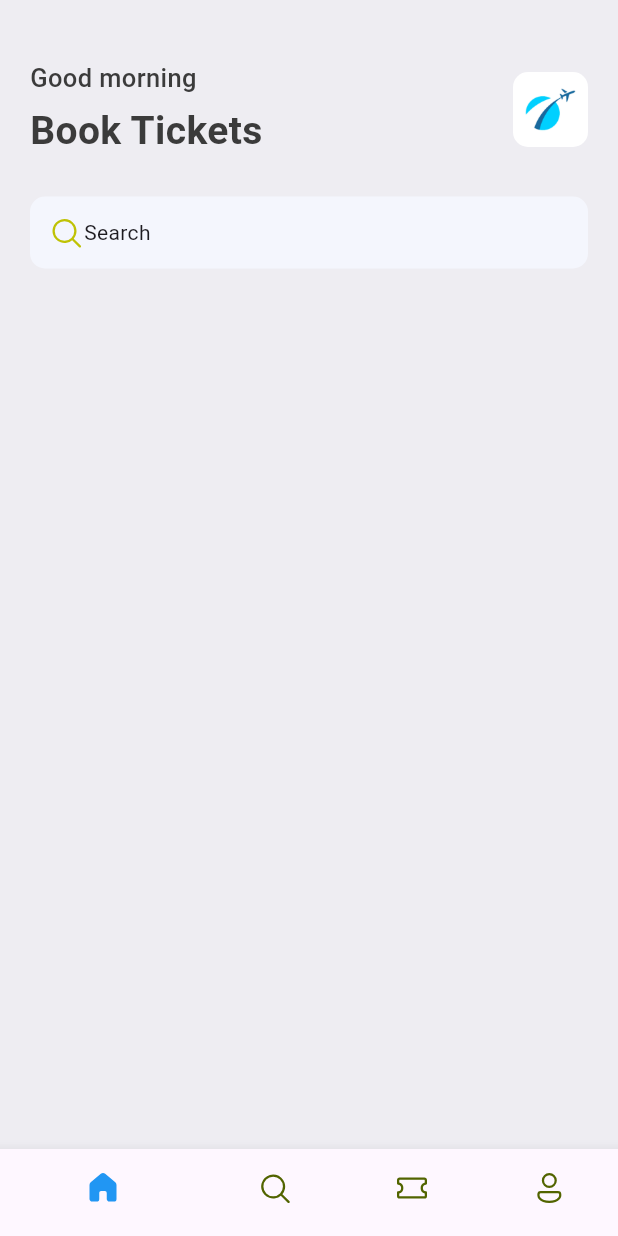
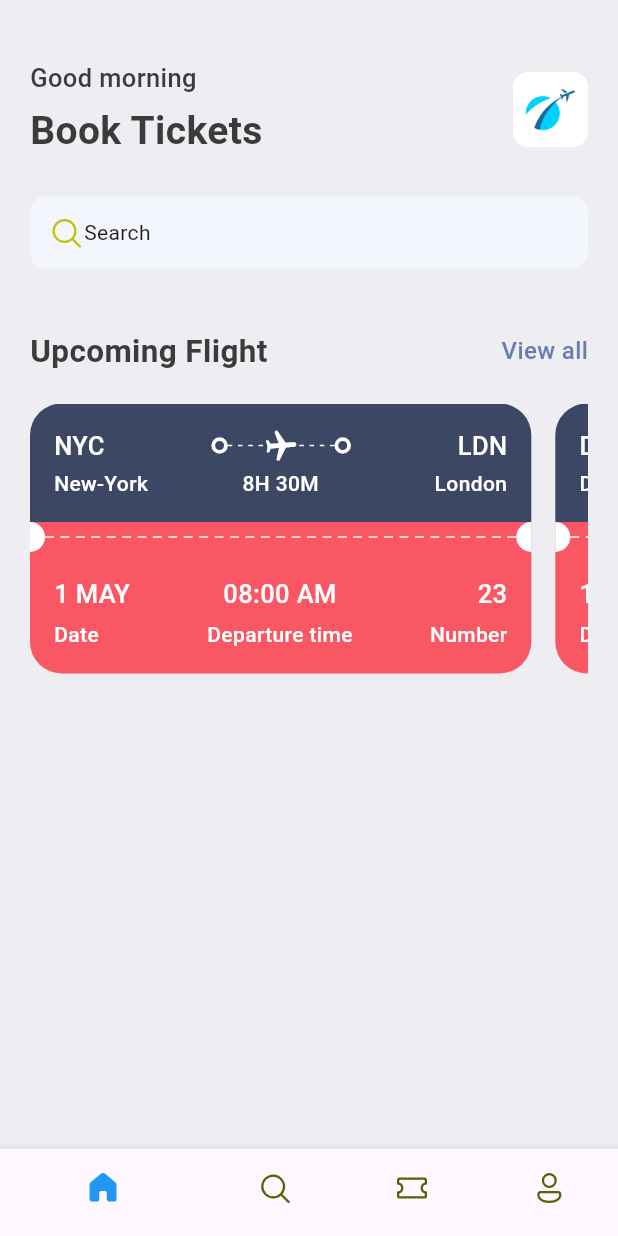
Before and after one commit to MyRice25/ticket_app, a Flutter app: the screen it shows after launch, on a phone screen of 412 x 824 dp. Run offline on Flutter 3.47's test engine with Material 3 defaults, Android fonts, the phone set to English and light mode, and no system bars; our stand-ins replace fluentui_icons.

Commit message:
all ticket( home srceen)

```diff
--- a/lib/base/res/styles/app_styles.dart
+++ b/lib/base/res/styles/app_styles.dart
@@ -2,18 +2,25 @@ import 'package:flutter/material.dart';
 
 Color primary = const Color(0xFF687daf);
 
-class AppStyles{
+class AppStyles {
   static Color primaryColor = primary;
   static Color bgColor = const Color(0xFFeeedf2);
   static Color textColor = const Color(0xFF3b3b3b);
+  static Color ticketBlue = const Color(0xFF3B4763);
+  static Color ticketRed = const Color(0xFFFA5765);
 
-  static TextStyle headLineStyle1 = TextStyle(
-    fontSize: 26,
-    fontWeight: FontWeight.bold,
-    color: textColor);
+  static TextStyle textStyle =
+  TextStyle(fontSize: 16, fontWeight: FontWeight.w500, color: textColor);
 
-  static TextStyle headLineStyle2 = TextStyle(
-      fontSize: 17,
-      fontWeight: FontWeight.w500,
-      color: textColor);
+  static TextStyle headLineStyle1 =
+      TextStyle(fontSize: 26, fontWeight: FontWeight.bold, color: textColor);
+
+  static TextStyle headLineStyle2 =
+      TextStyle(fontSize: 17, fontWeight: FontWeight.w500, color: textColor);
+
+  static TextStyle headLineStyle3 =
+      TextStyle(fontSize: 21, fontWeight: FontWeight.bold, color: textColor);
+
+  static TextStyle headLineStyle4 =
+  TextStyle(fontSize: 14, fontWeight: FontWeight.w500, color: textColor);
 }
--- /dev/null
+++ b/lib/base/utils/all_json.dart
@@ -0,0 +1,72 @@
+List<Map<String, dynamic>> ticketList = [
+  {
+    'from': {
+      'code':"NYC",
+      'name':"New-York"
+    },
+    'to': {
+      'code':"LDN",
+      'name':"London"
+    },
+    'flying_time': '8H 30M',
+    'date': "1 MAY",
+    'departure_time':"08:00 AM",
+    "number":23
+  },
+  {
+    'from': {
+      'code':"DK",
+      'name':"Dhaka"
+    },
+    'to': {
+      'code':"SH",
+      'name':"Shanghai"
+    },
+    'flying_time': '4H 20M',
+    'date': "10 MAY",
+    'departure_time':"09:00 AM",
+    "number":45
+  },
+  {
+    'from': {
+      'code':"VN",
+      'name':"Vietnam"
+    },
+    'to': {
+      'code':"NT",
+      'name':"NamThanh"
+    },
+    'flying_time': '10H 20M',
+    'date': "5 MAY",
+    'departure_time':"10:00 AM",
+    "number":50
+  },
+  {
+    'from': {
+      'code':"HN",
+      'name':"Hanoi"
+    },
+    'to': {
+      'code':"US",
+      'name':"American"
+    },
+    'flying_time': '4H 20M',
+    'date': "10 MAY",
+    'departure_time':"09:00 AM",
+    "number":52
+  },
+  {
+    'from': {
+      'code':"DN",
+      'name':"Da Nang"
+    },
+    'to': {
+      'code':"SG",
+      'name':"Sai Gon"
+    },
+    'flying_time': '7H 00M',
+    'date': "10 OCT",
+    'departure_time':"10:00 AM",
+    "number":36
+  },
+];
--- /dev/null
+++ b/lib/base/widgets/app_column_text_layout.dart
@@ -0,0 +1,33 @@
+import 'package:flutter/cupertino.dart';
+import 'package:ticket_app/base/widgets/text_style_fourth.dart';
+import 'package:ticket_app/base/widgets/text_style_third.dart';
+
+class AppColumnTextLayout extends StatelessWidget {
+  final String topText;
+  final String bottomText;
+  final CrossAxisAlignment alignment;
+
+  const AppColumnTextLayout(
+      {super.key,
+      required this.topText,
+      required this.bottomText,
+      required this.alignment});
+
+  @override
+  Widget build(BuildContext context) {
+    return Column(
+      crossAxisAlignment: alignment,
+      children: [
+        TextStyleThird(
+          text: topText,
+        ),
+        const SizedBox(
+          height: 5,
+        ),
+        TextStyleFourth(
+          text: bottomText,
+        ),
+      ],
+    );
+  }
+}
--- /dev/null
+++ b/lib/base/widgets/app_double_text.dart
@@ -0,0 +1,32 @@
+import 'package:flutter/cupertino.dart';
+import 'package:flutter/material.dart';
+import 'package:ticket_app/base/res/styles/app_styles.dart';
+
+class AppDoubleText extends StatefulWidget {
+  const AppDoubleText({Key? key, required this.bigText, required this.smallText}) : super(key : key);
+  final String bigText;
+  final String smallText;
+
+  @override
+  State<AppDoubleText> createState() => _AppDoubleTextState();
+}
+
+class _AppDoubleTextState extends State<AppDoubleText> {
+  @override
+  Widget build(BuildContext context) {
+    return Row(
+      mainAxisAlignment: MainAxisAlignment.spaceBetween,
+      children: [
+        Text(widget.bigText, style: AppStyles.headLineStyle3),
+        InkWell(
+          onTap: (){
+            print("tapped");
+          },
+          child: Text(widget.smallText,style: AppStyles.textStyle.copyWith(
+            color: AppStyles.primaryColor
+          )),
+        )
+      ],
+    );
+  }
+}
--- /dev/null
+++ b/lib/base/widgets/app_layoutbuilder_widget.dart
@@ -0,0 +1,32 @@
+import 'package:flutter/cupertino.dart';
+import 'package:flutter/material.dart';
+
+class AppLayoutbuilderWidget extends StatelessWidget {
+  final int randomDivider;
+  final double width;
+
+  const AppLayoutbuilderWidget(
+      {super.key, required this.randomDivider, this.width = 3});
+
+  @override
+  Widget build(BuildContext context) {
+    return LayoutBuilder(
+        builder: (BuildContext context, BoxConstraints constraints) {
+      print("${(constraints.constrainWidth() / randomDivider).floor()}");
+      return Flex(
+          mainAxisAlignment: MainAxisAlignment.spaceBetween,
+          direction: Axis.horizontal,
+          children: List.generate(
+              (constraints.constrainWidth() / randomDivider).floor(),
+              (index) => SizedBox(
+                    width: width,
+                    height: 1,
+                    child: const DecoratedBox(
+                      decoration: BoxDecoration(
+                        color: Colors.white,
+                      ),
+                    ),
+                  )));
+    });
+  }
+}
--- /dev/null
+++ b/lib/base/widgets/big_circle.dart
@@ -0,0 +1,25 @@
+import 'package:flutter/material.dart';
+
+class BigCircle extends StatelessWidget {
+  final bool isRight;
+
+  const BigCircle({super.key, required this.isRight});
+
+  @override
+  Widget build(BuildContext context) {
+    return SizedBox(
+      height: 20,
+      width: 10,
+      child: DecoratedBox(
+        decoration: BoxDecoration(
+            color: Colors.white,
+            borderRadius: isRight == true ? const BorderRadius.only(
+                    topLeft: Radius.circular(10),
+                    bottomLeft: Radius.circular(10))
+                : const BorderRadius.only(
+                    topRight: Radius.circular(10),
+                    bottomRight: Radius.circular(10))),
+      ),
+    );
+  }
+}
--- /dev/null
+++ b/lib/base/widgets/big_dot.dart
@@ -0,0 +1,16 @@
+import 'package:flutter/material.dart';
+
+class BigDot extends StatelessWidget {
+  const BigDot({super.key});
+
+  @override
+  Widget build(BuildContext context) {
+    return Container(
+      padding: EdgeInsets.all(3),
+      decoration: BoxDecoration(
+        border: Border.all(width: 2.5, color: Colors.white),
+        borderRadius: BorderRadius.circular(20)
+      ),
+    );
+  }
+}
--- /dev/null
+++ b/lib/base/widgets/text_style_fourth.dart
@@ -0,0 +1,20 @@
+import 'package:flutter/material.dart';
+import 'package:ticket_app/base/res/styles/app_styles.dart';
+
+class TextStyleFourth extends StatelessWidget {
+
+  final String text;
+  final TextAlign align;
+
+  const TextStyleFourth({super.key, required this.text, this.align = TextAlign.start});
+
+  @override
+  Widget build(BuildContext context) {
+    return Text(
+      text,
+      textAlign: align,
+      style: AppStyles.headLineStyle4
+          .copyWith(color: Colors.white),
+    );
+  }
+}
--- /dev/null
+++ b/lib/base/widgets/text_style_third.dart
@@ -0,0 +1,18 @@
+import 'package:flutter/material.dart';
+import 'package:ticket_app/base/res/styles/app_styles.dart';
+
+class TextStyleThird extends StatelessWidget {
+
+  final String text;
+
+  const TextStyleThird({super.key, required this.text});
+
+  @override
+  Widget build(BuildContext context) {
+    return Text(
+      text,
+      style: AppStyles.headLineStyle2
+          .copyWith(color: Colors.white),
+    );
+  }
+}
--- /dev/null
+++ b/lib/base/widgets/ticket_view.dart
@@ -0,0 +1,147 @@
+import 'package:flutter/cupertino.dart';
+import 'package:flutter/material.dart';
+import 'package:ticket_app/base/res/styles/app_styles.dart';
+import 'package:ticket_app/base/utils/all_json.dart';
+import 'package:ticket_app/base/widgets/app_column_text_layout.dart';
+import 'package:ticket_app/base/widgets/app_layoutbuilder_widget.dart';
+import 'package:ticket_app/base/widgets/big_circle.dart';
+import 'package:ticket_app/base/widgets/big_dot.dart';
+import 'package:ticket_app/base/widgets/text_style_fourth.dart';
+import 'package:ticket_app/base/widgets/text_style_third.dart';
+
+class TicketView extends StatefulWidget {
+  final Map<String, dynamic> ticket;
+  const TicketView({super.key, required this.ticket});
+
+  @override
+  State<TicketView> createState() => _TicketViewState();
+}
+
+class _TicketViewState extends State<TicketView> {
+  @override
+  Widget build(BuildContext context) {
+    final size = MediaQuery.of(context).size;
+
+    return SizedBox(
+      width: size.width * 0.85,
+      height: 189,
+      child: Container(
+        margin: const EdgeInsets.only(right: 16),
+        child: Column(
+          children: [
+            // blue part of the ticket
+            Container(
+              padding: EdgeInsets.all(16),
+              decoration: BoxDecoration(
+                  color: AppStyles.ticketBlue,
+                  borderRadius: BorderRadius.only(
+                      topLeft: Radius.circular(21),
+                      topRight: Radius.circular(21))),
+              child: Column(
+                children: [
+                  // show departure and destination with icons first line
+                  Row(
+                    children: [
+                      TextStyleThird(text: widget.ticket["from"]["code"],),
+                      Expanded(child: Container()),
+                      const BigDot(),
+                      // ticket flying icon
+                      Expanded(
+                          child: Stack(
+                        children: [
+                          const SizedBox(
+                              height: 24,
+                              child: AppLayoutbuilderWidget(
+                                randomDivider: 6,
+                              )),
+                          Center(
+                            child: Transform.rotate(
+                                angle: 1.5,
+                                child: const Icon(
+                                  Icons.local_airport_rounded,
+                                  color: Colors.white,
+                                )),
+                          )
+                        ],
+                      )),
+                      const BigDot(),
+                      Expanded(child: Container()),
+                      TextStyleThird(text: widget.ticket["to"]["code"],),
+                    ],
+                  ),
+                  const SizedBox(
+                    height: 3,
+                  ),
+                  // show departure and destination names with time
+                  Row(
+                    children: [
+                       SizedBox(
+                        width: 100,
+                        child: TextStyleFourth(text: widget.ticket["from"]["name"],),
+                      ),
+                      Expanded(child: Container()),
+                      TextStyleFourth(text: widget.ticket["flying_time"],),
+                      Expanded(child: Container()),
+                      SizedBox(
+                        width: 100,
+                        child: TextStyleFourth(text: widget.ticket["to"]["name"], align: TextAlign.end,),
+                      ),
+                    ],
+                  )
+                ],
+              ),
+            ),
+            // circles and dots
+            Container(
+              height: 20,
+              color: AppStyles.ticketRed,
+              child: const Row(
+                children: [
+                  BigCircle(
+                    isRight: false,
+                  ),
+                  Expanded(
+                      child: AppLayoutbuilderWidget(
+                    randomDivider: 10,
+                    width: 6,
+                  )),
+                  BigCircle(
+                    isRight: true,
+                  ),
+                ],
+              ),
+            ),
+            // red part of the ticket
+            Container(
+              padding: EdgeInsets.all(16),
+              decoration: BoxDecoration(
+                  color: AppStyles.ticketRed,
+                  borderRadius: const BorderRadius.only(
+                      bottomLeft: Radius.circular(21),
+                      bottomRight: Radius.circular(21))),
+              child: Column(
+                children: [
+                  // show departure and destination with icons first line
+                  Row(
+                    mainAxisAlignment: MainAxisAlignment.spaceBetween,
+                    children: [
+                      AppColumnTextLayout(
+                        topText: widget.ticket["date"], bottomText: "Date", alignment: CrossAxisAlignment.start,
+                      ),
+                      AppColumnTextLayout(
+                        topText: widget.ticket["departure_time"], bottomText: "Departure time", alignment: CrossAxisAlignment.center,
+                      ),
+                      AppColumnTextLayout(
+                        topText: widget.ticket["number"].toString(), bottomText: "Number", alignment: CrossAxisAlignment.end,
+                      ),
+                    ],
+                  ),
+                ],
+              ),
+            ),
+          ],
+        ),
+      ),
+    );
+  }
+}
--- a/lib/screens/home_srceen.dart
+++ b/lib/screens/home_srceen.dart
@@ -2,8 +2,11 @@ import 'package:fluentui_icons/fluentui_icons.dart';
 import 'package:flutter/cupertino.dart';
 import 'package:flutter/material.dart';
 import 'package:ticket_app/base/res/media.dart';
+import 'package:ticket_app/base/widgets/app_double_text.dart';
+import 'package:ticket_app/base/widgets/ticket_view.dart';
 
 import '../base/res/styles/app_styles.dart';
+import '../base/utils/all_json.dart';
 
 class HomeSrceen extends StatefulWidget {
   const HomeSrceen({Key? key}) : super(key: key);
@@ -48,22 +51,37 @@ class _HomeSrceenState extends State<HomeSrceen> {
                 ),
                 const SizedBox(height: 25),
                 Container(
-                  padding: const EdgeInsets.symmetric(horizontal: 12, vertical: 12),
+                  padding:
+                      const EdgeInsets.symmetric(horizontal: 12, vertical: 12),
                   decoration: BoxDecoration(
-                      borderRadius: BorderRadius.circular(10),
-                      color: const Color(0xFFF4F6FD),
+                    borderRadius: BorderRadius.circular(10),
+                    color: const Color(0xFFF4F6FD),
                   ),
                   child: const Row(
                     // mainAxisAlignment: MainAxisAlignment.spaceBetween,
                     children: [
-                      Icon(FluentSystemIcons.ic_fluent_search_regular,color: Color(0xFFBFC205)),
+                      Icon(FluentSystemIcons.ic_fluent_search_regular,
+                          color: Color(0xFFBFC205)),
                       Text("Search")
                     ],
                   ),
-                )
+                ),
+                const SizedBox(height: 40),
+                const AppDoubleText(
+                  bigText: 'Upcoming Flight',
+                  smallText: 'View all',
+                ),
+                const SizedBox(height: 20),
+                SingleChildScrollView(
+                    scrollDirection: Axis.horizontal,
+                    child: Row(
+                      children: ticketList
+                          .map((singleTicket) => TicketView(ticket: singleTicket,))
+                          .toList(),
+                    ))
               ],
             ),
-          )
+          ),
         ],
       ),
     );
```
Also changed, not shown: lib/screens/all_tickets.dart (added).
